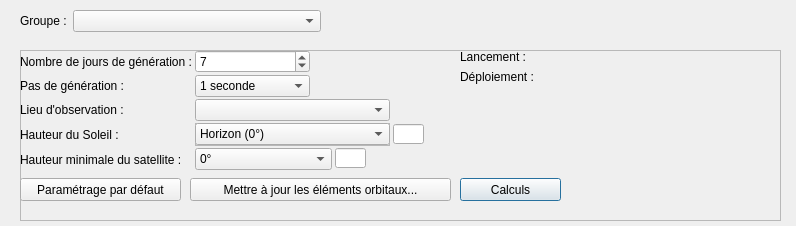
mconsidine/previsat_archive, file src/interface/onglets/previsions/calculsstarlink.ui: the form before one commit.
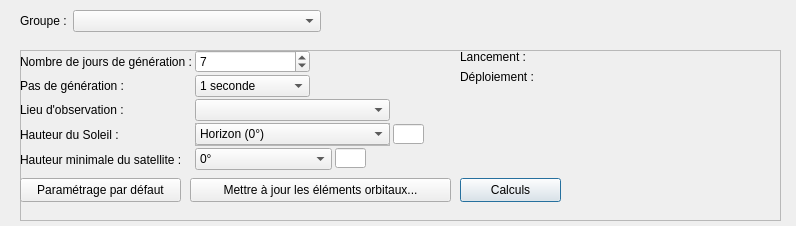
The form after the commit.

Diff of the .ui file:
```diff
--- a/src/interface/onglets/previsions/calculsstarlink.ui
+++ b/src/interface/onglets/previsions/calculsstarlink.ui
@@ -56,7 +56,7 @@
       <x>0</x>
       <y>128</y>
       <width>161</width>
-      <height>23</height>
+      <height>24</height>
      </rect>
     </property>
     <property name="font">
@@ -72,7 +72,7 @@
       <x>440</x>
       <y>128</y>
       <width>101</width>
-      <height>23</height>
+      <height>24</height>
      </rect>
     </property>
     <property name="font">
@@ -565,7 +565,7 @@
       <x>170</x>
       <y>128</y>
       <width>261</width>
-      <height>23</height>
+      <height>24</height>
      </rect>
     </property>
     <property name="text">
```
